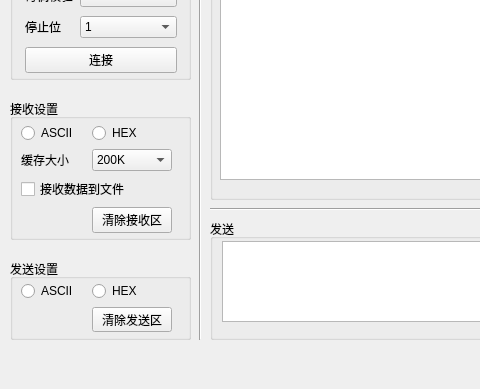
The window that COM_Tool/Main_form.ui (Berte-Yu/ComTool) describes before a commit, drawn with Qt 5; both pictures show x 0 to 480 and y 141 to 530 of the 720 by 530 pixel window.
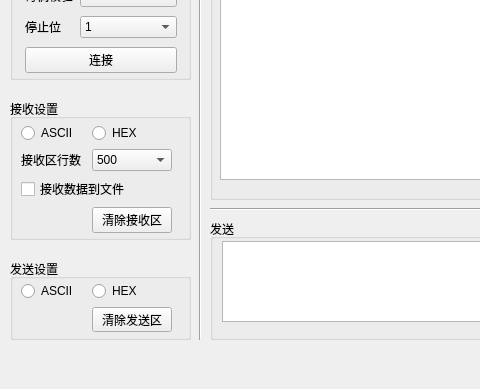
The same window after the commit.

```diff
--- a/COM_Tool/Main_form.ui
+++ b/COM_Tool/Main_form.ui
@@ -350,7 +350,7 @@
       <item row="1" column="0">
        <widget class="QLabel" name="label_6">
         <property name="text">
-         <string>缓存大小</string>
+         <string>接收区行数</string>
         </property>
        </widget>
       </item>
@@ -358,7 +358,7 @@
        <widget class="QComboBox" name="comboBox_rev_buff_size">
         <item>
          <property name="text">
-          <string>200K</string>
+          <string>500</string>
          </property>
         </item>
         <item>
```
Left out of the diff: 13 changed lines with no effect on the pictures.
